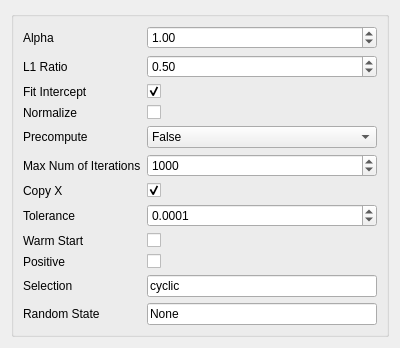
Qt form point_spectra_gui/ui/UI Files/ElasticNet.ui (tisaconundrum2/PySAT-GUI) before a commit.
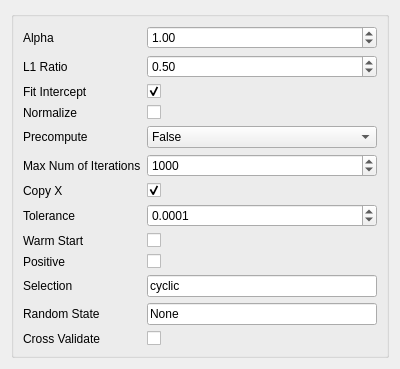
The same form after that commit.

Commit message: Adding missing CV to UIs

Patch:
```diff
--- a/point_spectra_gui/ui/UI Files/ElasticNet.ui
+++ b/point_spectra_gui/ui/UI Files/ElasticNet.ui
@@ -7,7 +7,7 @@
     <x>0</x>
     <y>0</y>
     <width>400</width>
-    <height>300</height>
+    <height>366</height>
    </rect>
   </property>
   <property name="windowTitle">
@@ -15,7 +15,7 @@
   </property>
   <layout class="QVBoxLayout" name="verticalLayout">
    <item>
-    <widget class="QGroupBox" name="">
+    <widget class="QGroupBox" name="groupBox">
      <layout class="QFormLayout" name="formLayout">
       <property name="fieldGrowthPolicy">
        <enum>QFormLayout::AllNonFixedFieldsGrow</enum>
@@ -209,6 +209,16 @@
         </property>
        </widget>
       </item>
+      <item row="12" column="0">
+       <widget class="QLabel" name="crossValidateLabel">
+        <property name="text">
+         <string>Cross Validate</string>
+        </property>
+       </widget>
+      </item>
+      <item row="12" column="1">
+       <widget class="QCheckBox" name="crossValidateCheckBox"/>
+      </item>
      </layout>
     </widget>
    </item>
```
The commit also changes 5 other files.
